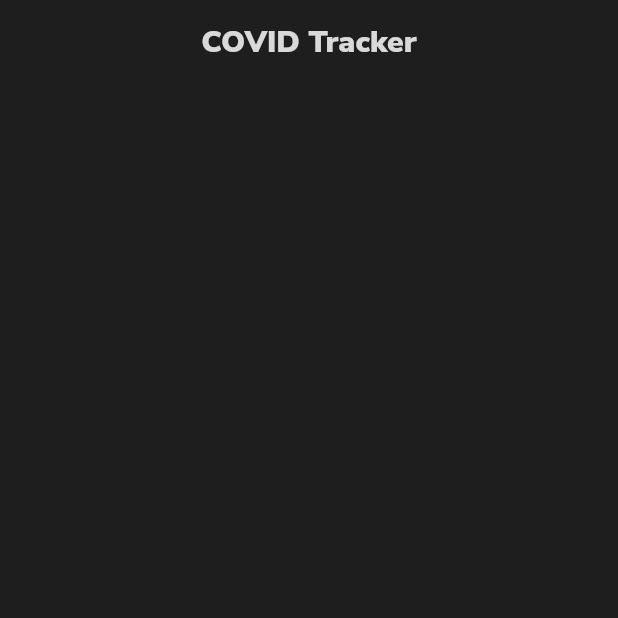
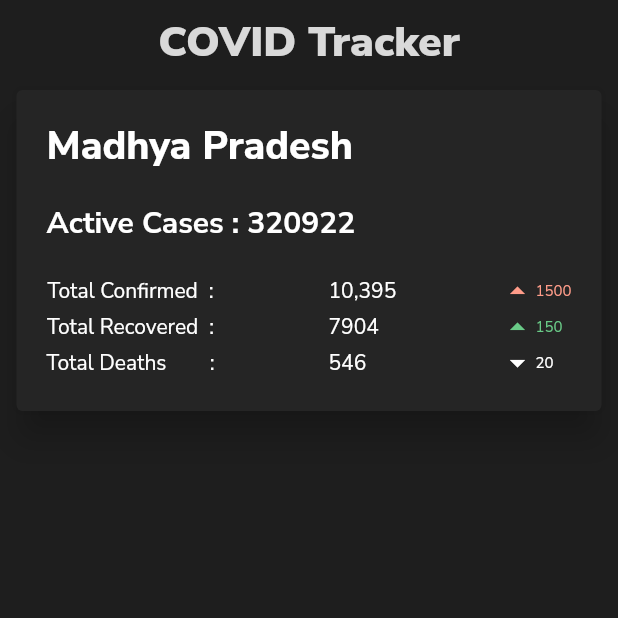
Before and after one commit to rahulnema0411/covid_tracker, a Flutter app: the screen it shows after launch, on a phone screen of 412 x 824 dp, the top half of it. Run offline on Flutter 3.47's test engine with Material 2 defaults, Android fonts, the phone set to English and light mode, and no system bars.

Commit message:
card created

```diff
--- a/lib/constants.dart
+++ b/lib/constants.dart
@@ -8,8 +8,25 @@ const Color textColor_dark = Color(0xFFD9D9D9);
 
 const Color accentColor_blue = Color(0xFF50BED3);
 const Color accentColor_red = Color(0xFFFF9C89);
+const Color accentColor_green = Color(0xFF69CA87);
 
 const TextStyle textStyle_dark = TextStyle(
   fontFamily: 'NunitoSans',
   color: textColor_dark,
 );
+
+const TextStyle cardHeading_textStyle = TextStyle(
+  fontFamily: 'NunitoSans',
+  fontWeight: FontWeight.w800,
+  fontSize: 26.0,
+);
+
+const TextStyle cardsubHeading_textStyle = TextStyle(
+  fontFamily: 'NunitoSans',
+  fontWeight: FontWeight.w700,
+  fontSize: 20.0,
+);
+
+const TextStyle cardData_textStyle = TextStyle(
+  fontFamily: 'NunitoSans',
+);
--- a/lib/screens/home_screen.dart
+++ b/lib/screens/home_screen.dart
@@ -1,5 +1,7 @@
+import 'package:flutter/cupertino.dart';
 import 'package:flutter/material.dart';
 import 'package:covidtracker/constants.dart';
+import 'package:covidtracker/widgets/data_card.dart';
 
 class HomeScreen extends StatefulWidget {
   @override
@@ -16,8 +18,24 @@ class _HomeScreenState extends State<HomeScreen> {
           'COVID Tracker',
           style: textStyle_dark.copyWith(
             fontWeight: FontWeight.w900,
+            fontSize: 28.0,
           ),
         ),
+      ),
+      body: Column(
+        children: <Widget>[
+          Padding(
+            padding: EdgeInsets.symmetric(horizontal: 7.0),
+            child: DataCard(
+              totalConfirmed: '10,395',
+              totalRecovered: '7904',
+              totalDeaths: '546',
+              newConfirmed: '1500',
+              newRecovered: '150',
+              newDeaths: '20',
+            ),
+          ),
+        ],
       ),
     );
   }
--- /dev/null
+++ b/lib/widgets/data_card.dart
@@ -0,0 +1,151 @@
+import 'package:flutter/cupertino.dart';
+import 'package:flutter/material.dart';
+import 'package:covidtracker/constants.dart';
+import 'package:flutter/rendering.dart';
+
+class DataCard extends StatelessWidget {
+  final String totalConfirmed;
+  final String totalRecovered;
+  final String totalDeaths;
+
+  final String newConfirmed;
+  final String newRecovered;
+  final String newDeaths;
+
+  DataCard(
+      {this.totalConfirmed,
+      this.totalRecovered,
+      this.totalDeaths,
+      this.newConfirmed,
+      this.newRecovered,
+      this.newDeaths});
+
+  @override
+  Widget build(BuildContext context) {
+    return Card(
+      color: cardColor_dark,
+      elevation: 10.0,
+      child: Column(
+        children: <Widget>[
+          Container(
+            padding: EdgeInsets.all(20.0),
+            alignment: Alignment.topLeft,
+            child: Text(
+              'Madhya Pradesh',
+              style: cardHeading_textStyle,
+            ),
+          ), //heading
+          Container(
+            alignment: Alignment.topLeft,
+            padding: EdgeInsets.fromLTRB(20, 0, 0, 0),
+            child: Text(
+              'Active Cases : 320922',
+              style: cardsubHeading_textStyle,
+            ),
+          ), //subheading
+          Container(
+            padding: EdgeInsets.all(20.0),
+            child: Row(
+              mainAxisAlignment: MainAxisAlignment.spaceBetween,
+              children: <Widget>[
+                Column(
+                  mainAxisAlignment: MainAxisAlignment.spaceBetween,
+                  children: <Widget>[
+                    Text(
+                      'Total Confirmed  :  ',
+                      style: cardData_textStyle,
+                    ),
+                    SizedBox(
+                      height: 5.0,
+                    ),
+                    Text(
+                      'Total Recovered  :  ',
+                      style: cardData_textStyle,
+                    ),
+                    SizedBox(
+                      height: 5.0,
+                    ),
+                    Text(
+                      'Total Deaths        :  ',
+                      style: cardData_textStyle,
+                    ),
+                  ],
+                ),
+                Column(
+                  mainAxisAlignment: MainAxisAlignment.spaceBetween,
+                  crossAxisAlignment: CrossAxisAlignment.start,
+                  children: <Widget>[
+                    Text(
+                      totalConfirmed,
+                      style: cardData_textStyle,
+                    ),
+                    SizedBox(
+                      height: 5.0,
+                    ),
+                    Text(
+                      totalRecovered,
+                      style: cardData_textStyle,
+                    ),
+                    SizedBox(
+                      height: 5.0,
+                    ),
+                    Text(
+                      totalDeaths,
+                      style: cardData_textStyle,
+                    ),
+                  ],
+                ), //recovered
+                Column(
+                  crossAxisAlignment: CrossAxisAlignment.start,
+                  children: <Widget>[
+                    Row(
+                      children: <Widget>[
+                        Icon(
+                          Icons.arrow_drop_up,
+                          color: accentColor_red,
+                        ),
+                        Text(
+                          newConfirmed,
+                          style: cardData_textStyle.copyWith(
+                            fontSize: 10.0,
+                            color: accentColor_red,
+                          ),
+                        ),
+                      ],
+                    ),
+                    Row(
+                      children: <Widget>[
+                        Icon(
+                          Icons.arrow_drop_up,
+                          color: accentColor_green,
+                        ),
+                        Text(
+                          newRecovered,
+                          style: cardData_textStyle.copyWith(
+                            fontSize: 10.0,
+                            color: accentColor_green,
+                          ),
+                        ),
+                      ],
+                    ),
+                    Row(
+                      children: <Widget>[
+                        Icon(Icons.arrow_drop_down),
+                        Text(
+                          newDeaths,
+                          style: cardData_textStyle.copyWith(
+                            fontSize: 10.0,
+                          ),
+                        ),
+                      ],
+                    ),
+                  ],
+                ), //deaths
+              ],
+            ),
+          )
+        ],
+      ),
+    );
+  }
+}
```
